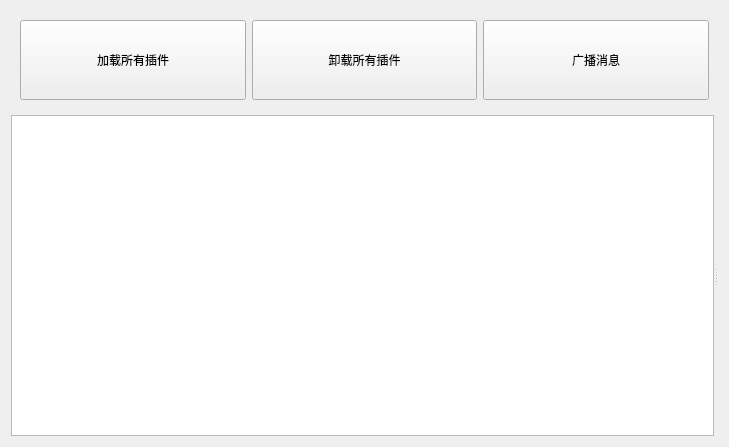
BigBrotherHui/Demos, file Application/ViewerApp/widget.ui: the form before one commit.
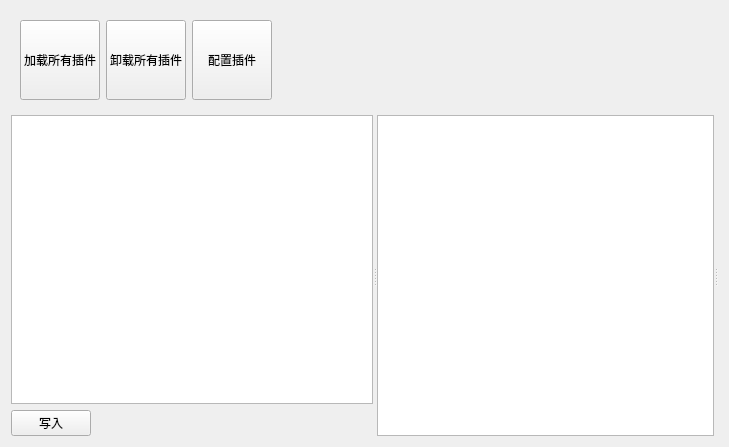
The form after the commit.

Diff of the .ui file:
```diff
--- a/Application/ViewerApp/widget.ui
+++ b/Application/ViewerApp/widget.ui
@@ -13,7 +13,7 @@
   <property name="windowTitle">
    <string>Widget</string>
   </property>
-  <layout class="QVBoxLayout" name="verticalLayout">
+  <layout class="QVBoxLayout" name="verticalLayout" stretch="1,10">
    <item>
     <widget class="QWidget" name="widget" native="true">
      <layout class="QHBoxLayout" name="horizontalLayout">
@@ -70,24 +70,58 @@
          </size>
         </property>
         <property name="text">
-         <string>广播消息</string>
+         <string>配置插件</string>
         </property>
        </widget>
       </item>
+      <item>
+       <spacer name="horizontalSpacer_2">
+        <property name="orientation">
+         <enum>Qt::Horizontal</enum>
+        </property>
+        <property name="sizeHint" stdset="0">
+         <size>
+          <width>40</width>
+          <height>20</height>
+         </size>
+        </property>
+       </spacer>
+      </item>
      </layout>
     </widget>
    </item>
    <item>
     <widget class="QSplitter" name="splitter">
-     <property name="sizePolicy">
-      <sizepolicy hsizetype="Expanding" vsizetype="Expanding">
-       <horstretch>0</horstretch>
-       <verstretch>0</verstretch>
-      </sizepolicy>
-     </property>
      <property name="orientation">
       <enum>Qt::Horizontal</enum>
      </property>
+     <widget class="QWidget" name="widget_2" native="true">
+      <layout class="QGridLayout" name="gridLayout">
+       <item row="0" column="0" colspan="2">
+        <widget class="QPlainTextEdit" name="plainTextEdit"/>
+       </item>
+       <item row="1" column="0">
+        <widget class="QPushButton" name="pushButton_write">
+         <property name="text">
+          <string>写入</string>
+         </property>
+        </widget>
+       </item>
+       <item row="1" column="1">
+        <spacer name="horizontalSpacer">
+         <property name="orientation">
+          <enum>Qt::Horizontal</enum>
+         </property>
+         <property name="sizeHint" stdset="0">
+          <size>
+           <width>189</width>
+           <height>20</height>
+          </size>
+         </property>
+        </spacer>
+       </item>
+      </layout>
+     </widget>
      <widget class="QListWidget" name="listWidget"/>
      <widget class="QStackedWidget" name="stackedWidget">
       <property name="sizePolicy">
```
